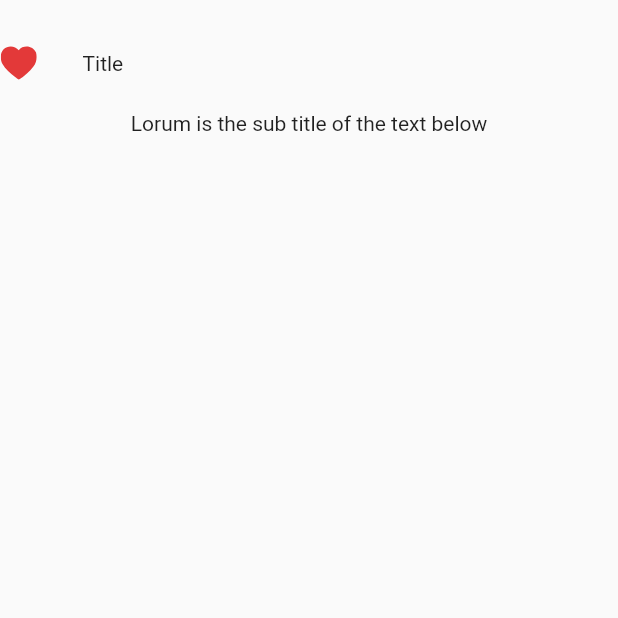
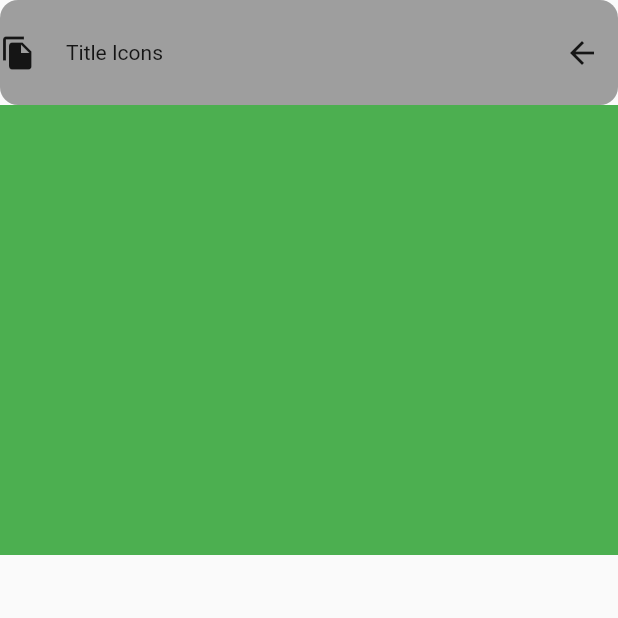
Before and after one commit to usmanmushtaq97/mvvm_practice, a Flutter app: the screen it shows after launch, on a phone screen of 412 x 824 dp, the top half of it. Run offline on Flutter 3.47's test engine with Material 2 defaults, Android fonts, the phone set to English and light mode, and no system bars; our stand-ins replace another_flushbar, flutter_svg, fluttertoast; project files that could hold a hidden picture were left out.

Commit message:
expand and collapsed

```diff
--- a/lib/view/practice/page1.dart
+++ b/lib/view/practice/page1.dart
@@ -1,17 +1,45 @@
 import 'package:flutter/material.dart';
-import 'package:mvvm_practice/view/topheadingcomponants/heading_componants.dart';
-
-class Page1 extends StatelessWidget {
+class Page1 extends StatefulWidget {
   const Page1({Key? key}) : super(key: key);
 
+  @override
+  State<Page1> createState() => _Page1State();
+}
+
+class _Page1State extends State<Page1> {
+ late bool isExpand = true;
+  @override
+  void initState() {
+      super.initState();
+     isExpand = true;
+  }
   @override
   Widget build(BuildContext context) {
     return SafeArea(
       child: Scaffold(
         body: Column(
           children: [
-            SizedBox(height: 30),
-            HeadingImage(title: "Title", subTitle: "Lorum is the sub title of the text below", isImage: true, path: "assets/svg/heart_icon.svg",)
+          Container(
+            height: 70,
+            decoration: BoxDecoration(
+              color: isExpand == true?Colors.grey: Colors.white,
+              borderRadius: BorderRadius.circular(12),
+            ),
+            child: Row(
+              mainAxisAlignment: MainAxisAlignment.spaceBetween,
+              crossAxisAlignment: CrossAxisAlignment.center,
+              children: [ Row( children: [Icon( isExpand==true?Icons.file_copy: Icons.copy_all), SizedBox(width: 20), Text("Title Icons")]),IconButton(onPressed: (){
+                setState(() {
+                  isExpand =! isExpand;
+                });
+              }, icon: Icon(isExpand==true?Icons.arrow_back:Icons.arrow_back_ios))],
+            ),
+          ),
+         if(isExpand) Container(
+            height: 300,
+            color: Colors.green,
+          )
+         else Container(),
           ],
         ),
       ),
```
